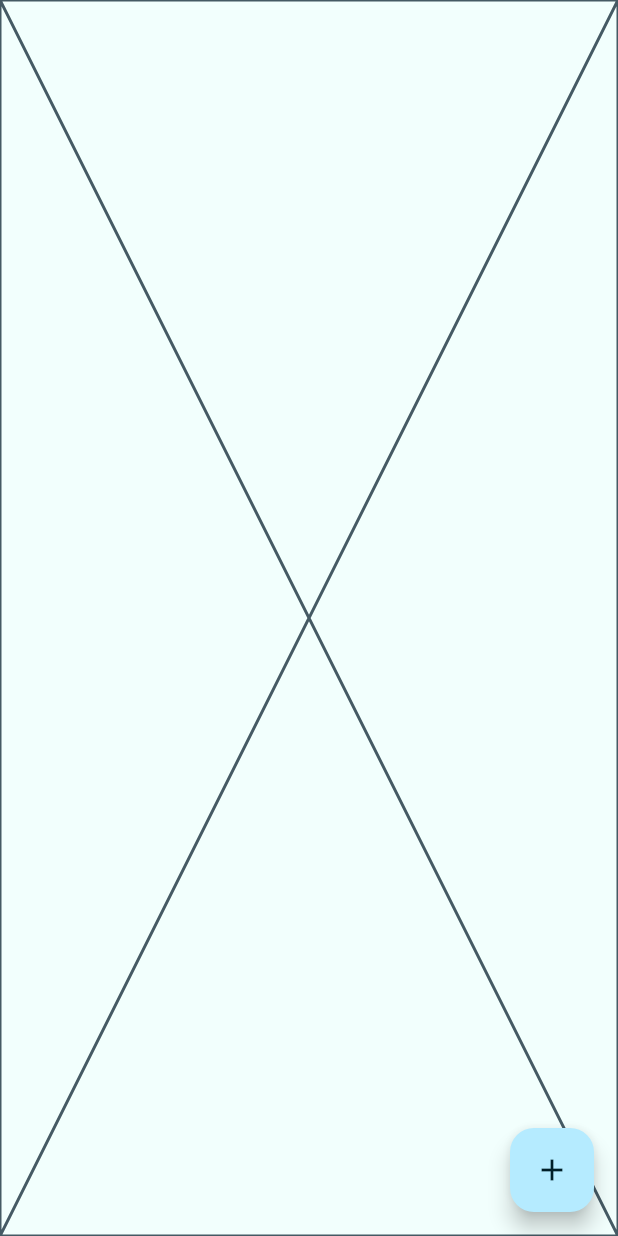
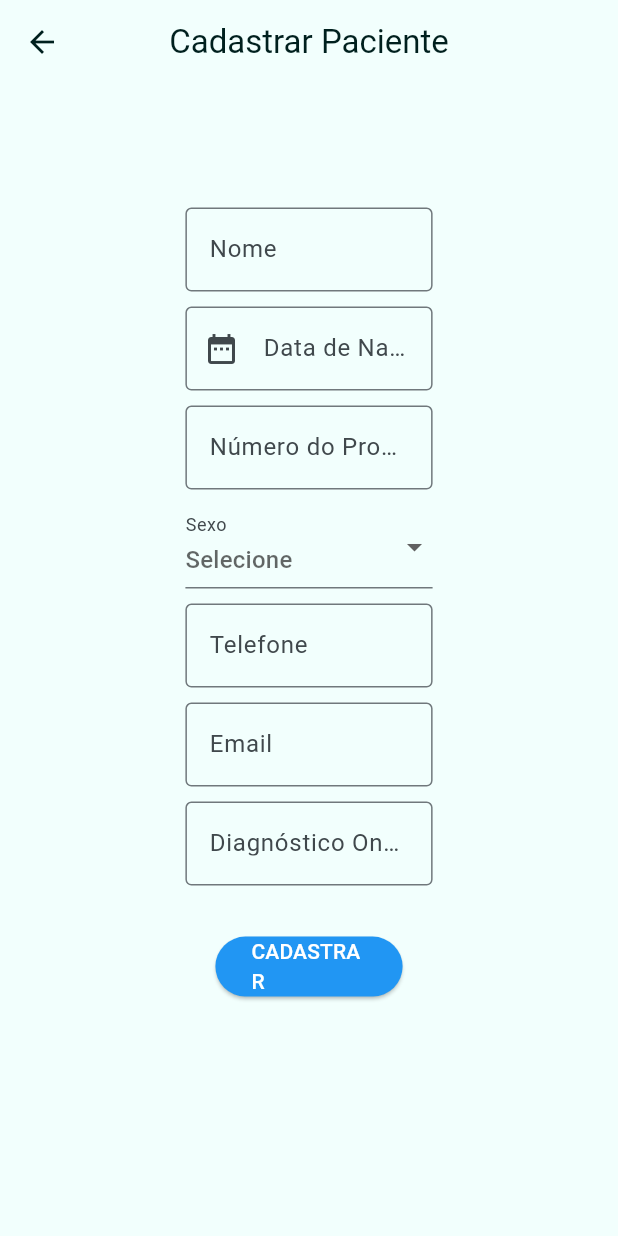
Before and after one commit to Grupo-Nutra/OncoNutriCare-client, a Flutter app: the PatientsPage screen opened directly, after a tap on the "add" icon, on a phone screen of 412 x 824 dp. Run offline on Flutter 3.47's test engine with Material 2 defaults, Android fonts, the phone set to English and light mode, and no system bars; our stand-ins replace dio, firebase_auth, firebase_core, get_it, mobx, sentry_flutter; missing offline and left inert: sentry_logging; accounts and stored records are empty; generated files the repository leaves out were written again.

Commit message:
feat(#14): fluxo de cadastro de paciente

```diff
--- /dev/null
+++ b/onconutricare/lib/controllers/patient_controller.dart
@@ -0,0 +1,28 @@
+import 'package:dio/dio.dart';
+import 'package:intl/intl.dart';
+import '../models/patient/patient.dart';
+class PatientController  {
+  final Dio dio = Dio();
+
+  Future<void> createPatient(Patient newPatient) async {
+    DateTime parsedBirthday = DateFormat('dd/MM/yyyy').parse(newPatient.birthday!);
+    newPatient.birthday = DateFormat('yyyy-MM-dd').format(parsedBirthday);
+
+    final Map<String, dynamic> patientData = newPatient.toJson();
+    const String apiUrl = 'http://localhost:3000/patients';
+
+    try {
+      final response = await dio.post(
+        apiUrl,
+        data: patientData,
+      );
+
+      if(response.statusCode == 200) {
+        print("Paciente criado.");
+      }
+    }
+    catch(e) {
+      print("erro: $e");
+    }
+  }
+}
--- /dev/null
+++ b/onconutricare/lib/models/patient/patient.dart
@@ -0,0 +1,61 @@
+import 'package:mobx/mobx.dart';
+
+part 'patient.g.dart';
+
+class Patient = _Patient with _$Patient;
+
+abstract class _Patient with Store {
+  @observable
+  int? id;
+  @observable
+  String? name;
+  @observable
+  String? birthday;
+  @observable
+  String? medicalRecordNum;
+  @observable
+  String? sex;
+  @observable
+  String? phone;
+  @observable
+  String? email;
+  @observable
+  String? oncoDiagnosis;
+  String? nutriId;
+
+  _Patient(
+      {this.id,
+      this.name,
+      this.birthday,
+      this.medicalRecordNum,
+      this.sex,
+      this.phone,
+      this.email,
+      this.oncoDiagnosis,
+      this.nutriId});
+
+  Map<String, dynamic> toJson() {
+    final Map<String, dynamic> data = <String, dynamic>{};
+
+    data["nomeCompleto"] = name;
+    data["dtNascimento"] = birthday;
+    data["numeroProtuario"] = medicalRecordNum;
+    data["sexo"] = sex;
+    data["telefone"] = phone;
+    data["email"] = email;
+    data["diagnosticoOnco"] = oncoDiagnosis;
+    data["idNutricionista"] = nutriId;
+
+    return data;
+  }
+
+  _Patient.fromJson(Map<String, dynamic> json) {
+    id = json['idPaciente'];
+    name = json['nomeCompleto'];
+    medicalRecordNum = json['numeroProtuario'];
+    sex = json['sexo'];
+    phone = json['telefone'];
+    email = json['email'];
+    oncoDiagnosis = json['diagnosticoOnco'];
+  }
+}
--- a/onconutricare/lib/views/pages/home/patients.dart
+++ b/onconutricare/lib/views/pages/home/patients.dart
@@ -12,8 +12,10 @@ class _PatientsPageState extends State<PatientsPage> {
   Widget build(BuildContext context) {
     return Scaffold(
       floatingActionButton: FloatingActionButton(
-        child: Icon(Icons.add),
-        onPressed: () {},
+        child: const Icon(Icons.add),
+        onPressed: () {
+          Navigator.pushNamed(context, '/register_patient');
+        },
       ),
       body: Placeholder(),
     );
--- /dev/null
+++ b/onconutricare/lib/views/pages/register_patient.dart
@@ -0,0 +1,179 @@
+import 'package:flutter/material.dart';
+import 'package:intl/intl.dart';
+import '../../controllers/patient_controller.dart';
+import '../../models/patient/patient.dart';
+import '../../main.dart';
+import '../../models/nutritionist/nutritionist.dart';
+import '../widgets/sex_dropdown.dart';
+
+class RegisterPatient extends StatefulWidget {
+  const RegisterPatient({super.key});
+
+  @override
+  State<RegisterPatient> createState() => _RegisterPatientState();
+}
+
+class _RegisterPatientState extends State<RegisterPatient> {
+  final _formKey = GlobalKey<FormState>();
+  final _nameController = TextEditingController();
+  final _birthdayController = TextEditingController();
+  final _medicalRecordNumController = TextEditingController();
+  final _phoneController = TextEditingController();
+  final _emailController = TextEditingController();
+  final _oncoDiagnosisController = TextEditingController();
+  final _patientController = PatientController();
+  final _sexDropdownKey = GlobalKey<FormFieldState<String>>();
+  final Nutritionist user = getIt<Nutritionist>();
+
+  @override
+  Widget build(BuildContext context) {
+    return Scaffold(
+      appBar: AppBar(title: const Text('Cadastrar Paciente'), centerTitle: true,),
+      body: SingleChildScrollView(
+        child: Padding(
+          padding: EdgeInsets.symmetric(
+                vertical: MediaQuery.of(context).size.height * 0.1,
+                horizontal: MediaQuery.of(context).size.width * 0.3),
+          child: Column(
+            children: [
+              Form(
+                key: _formKey,
+                child: Column(
+                  children: [
+                    TextFormField(
+                      controller: _nameController,
+                      decoration: const InputDecoration(
+                        border: OutlineInputBorder(),
+                        labelText: 'Nome',
+                      ),
+                      validator: (value) {
+                        if(value!.isEmpty) {
+                          return 'Campo obrigatório.';
+                        }
+                        return null;
+                      },
+                    ),
+                    const SizedBox(height: 10),
+                    TextFormField(
+                      controller: _birthdayController,
+                      readOnly: true,
+                      decoration: const InputDecoration(
+                        border: OutlineInputBorder(),
+                        labelText: 'Data de Nascimento',
+                        prefixIcon: Icon(Icons.date_range),
+                      ),
+                      onTap: () async {
+                        DateTime? pickedDate = await showDatePicker(
+                          context: context,
+                          initialDate: DateTime.now(),
+                          firstDate:  DateTime(1920),
+                          lastDate: DateTime.now());
+                          if(pickedDate != null) {
+                            setState(() {
+                            _birthdayController.text = DateFormat('dd/MM/yyyy').format(pickedDate);
+                            });
+                          }
+                      },
+                      validator: (value) {
+                        if(value!.isEmpty) {
+                          return 'Campo obrigatório.';
+                        }
+                        return null;
+                      },
+                    ),
+                    const SizedBox(height: 10),
+                    TextFormField(
+                      controller: _medicalRecordNumController,
+                      decoration: const InputDecoration(
+                        border: OutlineInputBorder(),
+                        labelText: 'Número do Prontuário',
+                      ),
+                      validator: (value) {
+                        if(value!.isEmpty) {
+                          return 'Campo obrigatório.';
+                        }
+                        return null;
+                      },
+                    ),
+                    const SizedBox(height: 10),
+                    SexDropdown(
+                      formKey: _sexDropdownKey,
+                    ),
+                    const SizedBox(height: 10),
+                    TextFormField(
+                      controller: _phoneController,
+                      decoration: const InputDecoration(
+                        border: OutlineInputBorder(),
+                        labelText: 'Telefone',
+                      ),
+                      validator: (value) {
+                        if(value!.isEmpty) {
+                          return 'Campo obrigatório.';
+                        }
+                        return null;
+                      },
+                    ),
+                    const SizedBox(height: 10),
+                    TextFormField(
+                      controller: _emailController,
+                      decoration: const InputDecoration(
+                        border: OutlineInputBorder(),
+                        labelText: 'Email',
+                      ),
+                      validator: (value) {
+                        if(value!.isEmpty) {
+                          return 'Campo obrigatório.';
+                        }
+                        return null;
+                      },
+                    ),
+                    const SizedBox(height: 10),
+                    TextFormField(
+                      controller: _oncoDiagnosisController,
+                      decoration: const InputDecoration(
+                        border: OutlineInputBorder(),
+                        labelText: 'Diagnóstico Oncológico',
+                      ),
+                      validator: (value) {
+                        if(value!.isEmpty) {
+                          return 'Campo obrigatório.';
+                        }
+                        return null;
+                      },
+                    ),
+                  ],
+                ),
+              ),
+              const SizedBox(height: 20,),
+              Padding(
+                padding: const EdgeInsets.fromLTRB(20, 10, 20, 10),
+                child: ElevatedButton(
+                  onPressed: () async {
+                    if(_formKey.currentState!.validate()) {
+                      _formKey.currentState!.save();
+                      final newPatient = Patient(
+                        name: _nameController.text,
+                        birthday: _birthdayController.text,
+                        medicalRecordNum: _medicalRecordNumController.text,
+                        sex: _sexDropdownKey.currentState?.value,
+                        phone: _phoneController.text,
+                        email: _emailController.text,
+                        oncoDiagnosis: _oncoDiagnosisController.text,
+                        nutriId: user.uuid,
+                      );
+                      await _patientController.createPatient(newPatient).then((value) => Navigator.pop(context));
+                    }
+                  },
+                  style: ElevatedButton.styleFrom(
+                    backgroundColor: Colors.blue,),
+                  child: const Text('CADASTRAR', style: TextStyle(color: Colors.white),),
+                ),
+              ),
+            ],
+          ),
+        )
+      ),
+
+    );
+  }
+}
--- /dev/null
+++ b/onconutricare/lib/views/widgets/sex_dropdown.dart
@@ -0,0 +1,49 @@
+import 'package:flutter/material.dart';
+
+class SexDropdown extends StatefulWidget {
+  final GlobalKey<FormFieldState<String>> formKey;
+  const SexDropdown({Key? key, required this.formKey}) : super(key: key);
+
+  @override
+  State<SexDropdown> createState() => _SexDropdownState();
+}
+
+class _SexDropdownState extends State<SexDropdown> {
+  final List<String> items = [
+    'Masculino',
+    'Feminino',
+  ];
+
+  String? selectedValue;
+
+  @override
+  Widget build(BuildContext context) {
+    return FormField<String>(
+      key: widget.formKey,
+      builder: (FormFieldState<String> state) {
+        return DropdownButtonFormField<String>(
+          value: selectedValue,
+          items: items
+              .map((item) => DropdownMenuItem(value: item, child: Text(item)))
+              .toList(),
+          onChanged: (String? newValue) {
+            setState(() {
+              selectedValue = newValue;
+            });
+            state.didChange(newValue);
+          },
+          decoration: const InputDecoration(
+            labelText: 'Sexo',
+            hintText: 'Selecione',
+          ),
+          validator: (value) {
+            if (value == null || value.isEmpty) {
+              return 'Campo obrigatório.';
+            }
+            return null;
+          },
+        );
+      },
+    );
+  }
+}
--- a/onconutricare/pubspec.yaml
+++ b/onconutricare/pubspec.yaml
@@ -35,7 +35,7 @@ dependencies:
   dio: ^5.3.3
   cupertino_icons: ^1.0.2
   intl: ^0.18.1
-  dio: ^5.3.3
+  localization: ^2.1.0
 
 dev_dependencies:
   flutter_test:
```
Also changed, not shown: onconutricare/lib/main.dart (+8 -0 lines), onconutricare/lib/models/patient/patient.g.dart (added).
